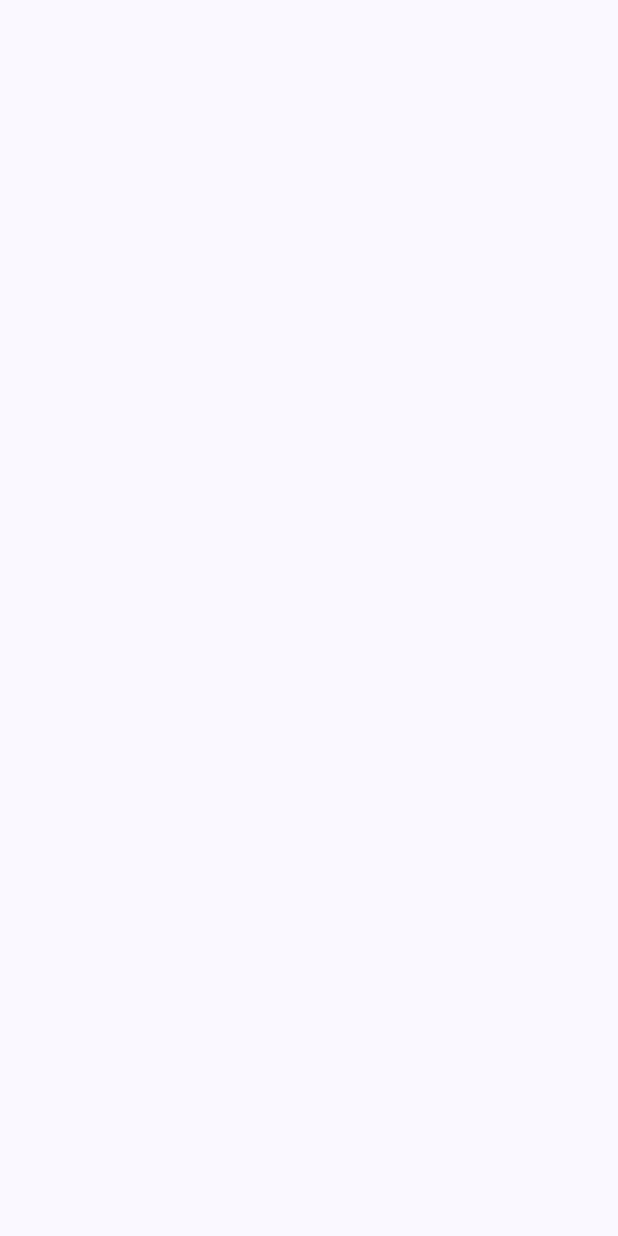
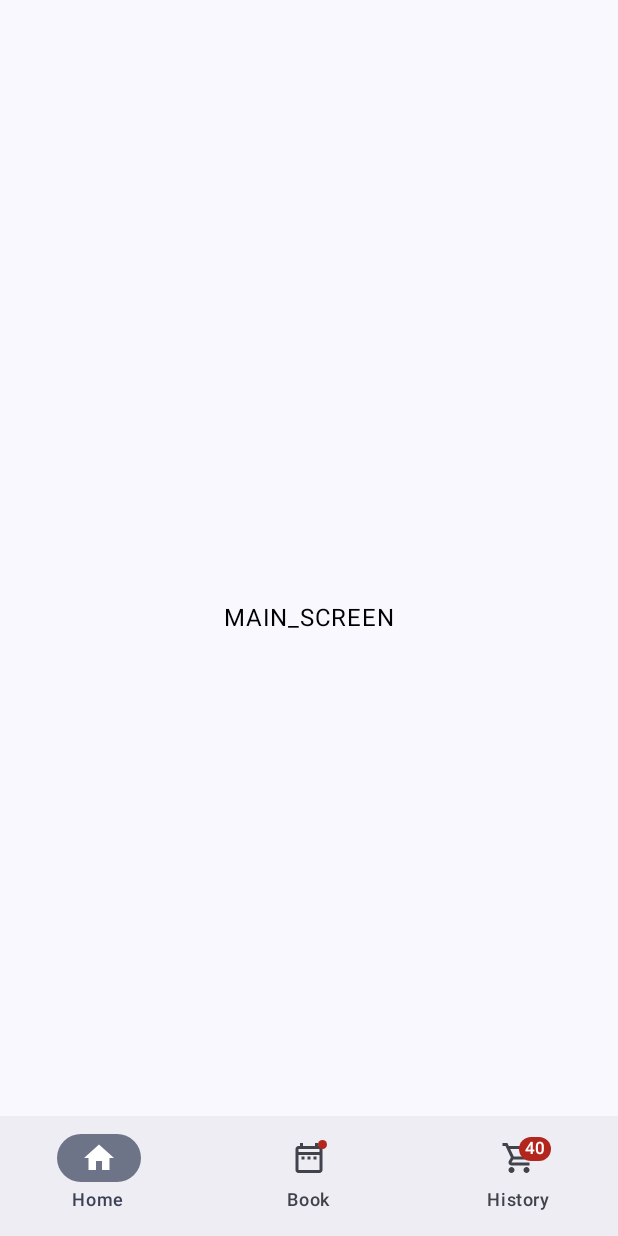
Before and after one commit to Bharathirk/Goat_Booking, an Android app built with Jetpack Compose: the screen it shows after launch (MainActivity), on a phone screen of 412 x 824 dp. Before the commit the screen is empty. Run offline under Robolectric (Android 15) with nearby library versions, the phone set to English and light mode, and no system bars.

Commit message:
AddBottomItems

```diff
--- a/app/build.gradle
+++ b/app/build.gradle
@@ -4,12 +4,20 @@ plugins {
     id 'kotlin-kapt'
     id 'dagger.hilt.android.plugin'
     id 'com.google.dagger.hilt.android'
+    id 'com.google.relay'
 }
 
 android {
     namespace 'com.dena.auto.taxi.backseat.goatbooking'
     compileSdk 33
 
+//    sourceSets {
+//        main {
+//            aseets {
+//                srcDir('src/main/ui-packages')
+//            }
+//        }
+//    }
     defaultConfig {
         applicationId "com.dena.auto.taxi.backseat.goatbooking"
         minSdk 24
--- a/app/src/main/java/com/dena/auto/taxi/backseat/goatbooking/Navigation.kt
+++ b/app/src/main/java/com/dena/auto/taxi/backseat/goatbooking/Navigation.kt
@@ -4,14 +4,18 @@ import androidx.compose.runtime.Composable
 import androidx.navigation.compose.NavHost
 import androidx.navigation.compose.composable
 import androidx.navigation.compose.rememberNavController
+import com.dena.auto.taxi.backseat.goatbooking.ui.theme.flash.FlashScreen
 import com.dena.auto.taxi.backseat.goatbooking.ui.theme.home.HomeScreen
 
 @Composable
 fun MainNavigation() {
     val navController = rememberNavController()
 
-    NavHost(navController = navController, startDestination = "main") {
-        composable("main") {
+    NavHost(navController = navController, startDestination = "splash_screen") {
+        composable("splash_screen") {
+            FlashScreen(navController = navController)
+        }
+        composable("home_screen") {
             HomeScreen()
         }
     }
--- /dev/null
+++ b/app/src/main/java/com/dena/auto/taxi/backseat/goatbooking/ui/theme/flash/FlashScreen.kt
@@ -0,0 +1,48 @@
+package com.dena.auto.taxi.backseat.goatbooking.ui.theme.flash
+
+import android.view.animation.OvershootInterpolator
+import androidx.compose.animation.core.Animatable
+import androidx.compose.animation.core.tween
+import androidx.compose.foundation.Image
+import androidx.compose.foundation.layout.Box
+import androidx.compose.foundation.layout.fillMaxSize
+import androidx.compose.runtime.Composable
+import androidx.compose.runtime.LaunchedEffect
+import androidx.compose.runtime.remember
+import androidx.compose.ui.Alignment
+import androidx.compose.ui.Modifier
+import androidx.compose.ui.draw.scale
+import androidx.compose.ui.res.painterResource
+import androidx.navigation.NavController
+import com.dena.auto.taxi.backseat.goatbooking.R
+import kotlinx.coroutines.delay
+
+@Composable
+fun FlashScreen(
+navController: NavController
+) {
+    val scale = remember {
+        Animatable(0f)
+    }
+    LaunchedEffect(key1 = true,) {
+        scale.animateTo(
+            targetValue = 0.3f,
+            animationSpec = tween(
+                durationMillis = 500,
+                easing = {
+                    OvershootInterpolator(2f).getInterpolation(it)
+                }
+            )
+        )
+        delay(3000L)
+        navController.navigate("home_screen")
+    }
+Box(
+    contentAlignment = Alignment.Center,
+    modifier = Modifier.fillMaxSize()
+) {
+    Image(painter = painterResource(id = R.drawable.goat),
+        contentDescription = "Logo",
+        modifier = Modifier.scale(scale.value))
+}
+}
--- /dev/null
+++ b/app/src/main/java/com/dena/auto/taxi/backseat/goatbooking/ui/theme/flash/FlashViewModel.kt
@@ -0,0 +1,4 @@
+package com.dena.auto.taxi.backseat.goatbooking.ui.theme.flash
+
+class FlashViewModel {
+}
--- a/app/src/main/java/com/dena/auto/taxi/backseat/goatbooking/ui/theme/home/HomeScreen.kt
+++ b/app/src/main/java/com/dena/auto/taxi/backseat/goatbooking/ui/theme/home/HomeScreen.kt
@@ -1,11 +1,101 @@
 package com.dena.auto.taxi.backseat.goatbooking.ui.theme.home
 
+import android.annotation.SuppressLint
+import androidx.compose.foundation.layout.Box
+import androidx.compose.foundation.layout.fillMaxSize
+import androidx.compose.material.icons.Icons
+import androidx.compose.material.icons.filled.DateRange
+import androidx.compose.material.icons.filled.Home
+import androidx.compose.material.icons.filled.ShoppingCart
+import androidx.compose.material.icons.outlined.DateRange
+import androidx.compose.material.icons.outlined.Home
+import androidx.compose.material.icons.outlined.ShoppingCart
+import androidx.compose.material3.*
 import androidx.compose.runtime.Composable
+import androidx.compose.runtime.mutableStateOf
+import androidx.compose.runtime.setValue
+import androidx.compose.runtime.getValue
+import androidx.compose.runtime.saveable.rememberSaveable
+import androidx.compose.ui.Alignment
+import androidx.compose.ui.Modifier
+import androidx.compose.ui.graphics.Color
+import androidx.compose.ui.graphics.vector.ImageVector
 import androidx.hilt.navigation.compose.hiltViewModel
 
+data class BottomNavigationItem(
+    val title:String,
+    val selectedIcon: ImageVector,
+    val unselectedIcon: ImageVector,
+    val hasNews: Boolean,
+    val badgeCount: Int? = null
+)
+@SuppressLint("UnusedMaterial3ScaffoldPaddingParameter")
+@OptIn(ExperimentalMaterial3Api::class)
 @Composable
 fun HomeScreen(
-    homeViewModel: HomeViewModel = hiltViewModel()
 ) {
+    val items = listOf(
+        BottomNavigationItem(
+            title = "Home",
+            selectedIcon = Icons.Filled.Home,
+            unselectedIcon = Icons.Outlined.Home,
+            hasNews = false
+        ),
+        BottomNavigationItem(
+            title = "Book",
+            selectedIcon = Icons.Filled.DateRange,
+            unselectedIcon = Icons.Outlined.DateRange,
+            hasNews = true
+        ),
+        BottomNavigationItem(
+            title = "History",
+            selectedIcon = Icons.Filled.ShoppingCart,
+            unselectedIcon = Icons.Outlined.ShoppingCart,
+            hasNews = false,
+            badgeCount = 40
+        ),
+    )
+    var selectedItemIndex by rememberSaveable {
+        mutableStateOf(0)
+    }
+    Scaffold(
+        bottomBar = {
+            NavigationBar {
+                items.forEachIndexed { index, item ->
+                    NavigationBarItem(
+                        selected = selectedItemIndex == index,
+                        onClick = {
+                                  selectedItemIndex = index
+                                  },
+                        label = {
+                                Text(text = item.title)
+                        },
+                        icon = {
+                            BadgedBox(
+                                badge ={
+                                    if (item.badgeCount != null) {
+                                        Badge {
+                                            Text(text = item.badgeCount.toString())
+                                        }
+                                    } else if (item.hasNews) {
+                                        Badge()
+                                    }
+                                }) {
+                                Icon(
+                                    imageVector = if (index == selectedItemIndex) {
+                                        item.selectedIcon
+                                    } else item.unselectedIcon,
+                                    contentDescription = item.title)
+                            }
+                        }
+                    )
+                }
+            }
+        }
+    ) {
 
+    }
+    Box(modifier = Modifier.fillMaxSize(), contentAlignment = Alignment.Center) {
+        Text(text = "MAIN_SCREEN", color = Color.Black)
+    }
 }
--- a/build.gradle
+++ b/build.gradle
@@ -4,4 +4,5 @@ plugins {
     id 'com.android.library' version '7.4.2' apply false
     id 'org.jetbrains.kotlin.android' version '1.7.20' apply false
     id("com.google.dagger.hilt.android") version "2.44" apply false
+    id 'com.google.relay' version '0.3.00'
 }
```
Also changed, not shown: app/src/main/res/drawable-v24/goat.jpeg (added), app/src/main/res/drawable-v24/goat2.jpeg (added).
